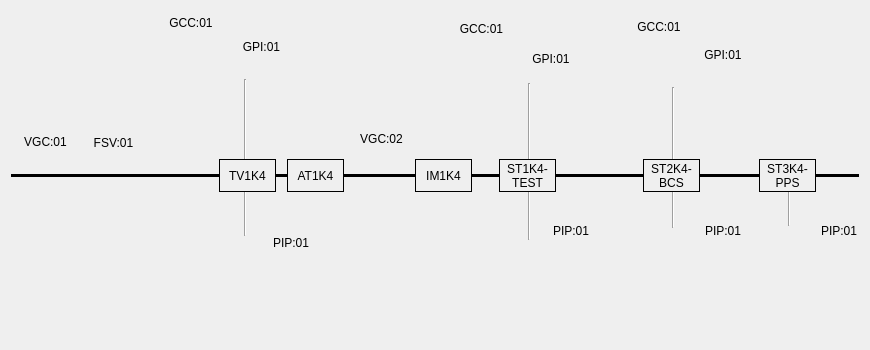
Old version of the form screens/common/FEE_K4_Vac.ui in the repository pcdshub/lcls-pydm-vacuum.
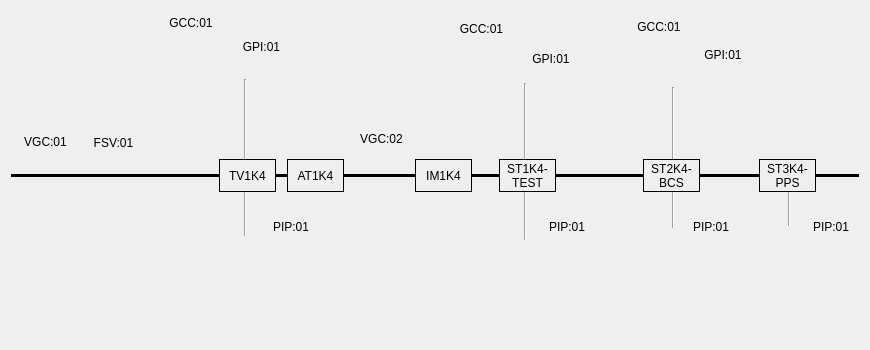
New version of the form. Custom widgets are drawn as their Qt base class.

```diff
--- a/screens/common/FEE_K4_Vac.ui
+++ b/screens/common/FEE_K4_Vac.ui
@@ -818,8 +818,8 @@
       <widget class="IonPump" name="IonPump_7">
        <property name="geometry">
         <rect>
-         <x>472</x>
-         <y>204</y>
+         <x>468</x>
+         <y>200</y>
          <width>93</width>
          <height>101</height>
         </rect>
@@ -1084,7 +1084,7 @@
       <widget class="Line" name="line_35">
        <property name="geometry">
         <rect>
-         <x>508</x>
+         <x>504</x>
          <y>72</y>
          <width>20</width>
          <height>157</height>
@@ -1120,8 +1120,8 @@
       <widget class="QLabel" name="label_9">
        <property name="geometry">
         <rect>
-         <x>500</x>
-         <y>212</y>
+         <x>496</x>
+         <y>208</y>
          <width>120</width>
          <height>15</height>
         </rect>
@@ -1166,8 +1166,8 @@
       <widget class="QLabel" name="label_11">
        <property name="geometry">
         <rect>
-         <x>652</x>
-         <y>212</y>
+         <x>640</x>
+         <y>208</y>
          <width>120</width>
          <height>15</height>
         </rect>
@@ -1202,8 +1202,8 @@
       <widget class="IonPump" name="IonPump_10">
        <property name="geometry">
         <rect>
-         <x>624</x>
-         <y>204</y>
+         <x>612</x>
+         <y>200</y>
          <width>93</width>
          <height>97</height>
         </rect>
@@ -1250,8 +1250,8 @@
       <widget class="IonPump" name="IonPump_11">
        <property name="geometry">
         <rect>
-         <x>736</x>
-         <y>204</y>
+         <x>728</x>
+         <y>200</y>
          <width>97</width>
          <height>97</height>
         </rect>
@@ -1272,8 +1272,8 @@
       <widget class="QLabel" name="label_13">
        <property name="geometry">
         <rect>
-         <x>768</x>
-         <y>212</y>
+         <x>760</x>
+         <y>208</y>
          <width>120</width>
          <height>15</height>
         </rect>
@@ -1378,7 +1378,7 @@
        <property name="geometry">
         <rect>
          <x>184</x>
-         <y>216</y>
+         <y>200</y>
          <width>101</width>
          <height>97</height>
         </rect>
@@ -1400,7 +1400,7 @@
        <property name="geometry">
         <rect>
          <x>220</x>
-         <y>224</y>
+         <y>208</y>
          <width>120</width>
          <height>15</height>
         </rect>
```
